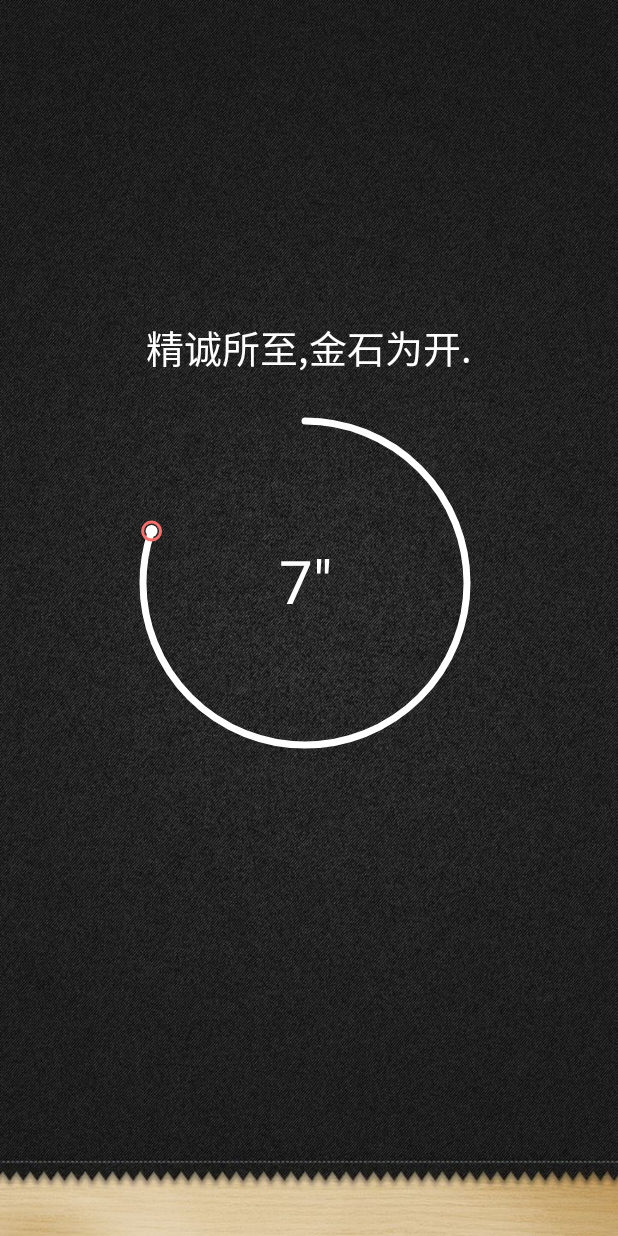
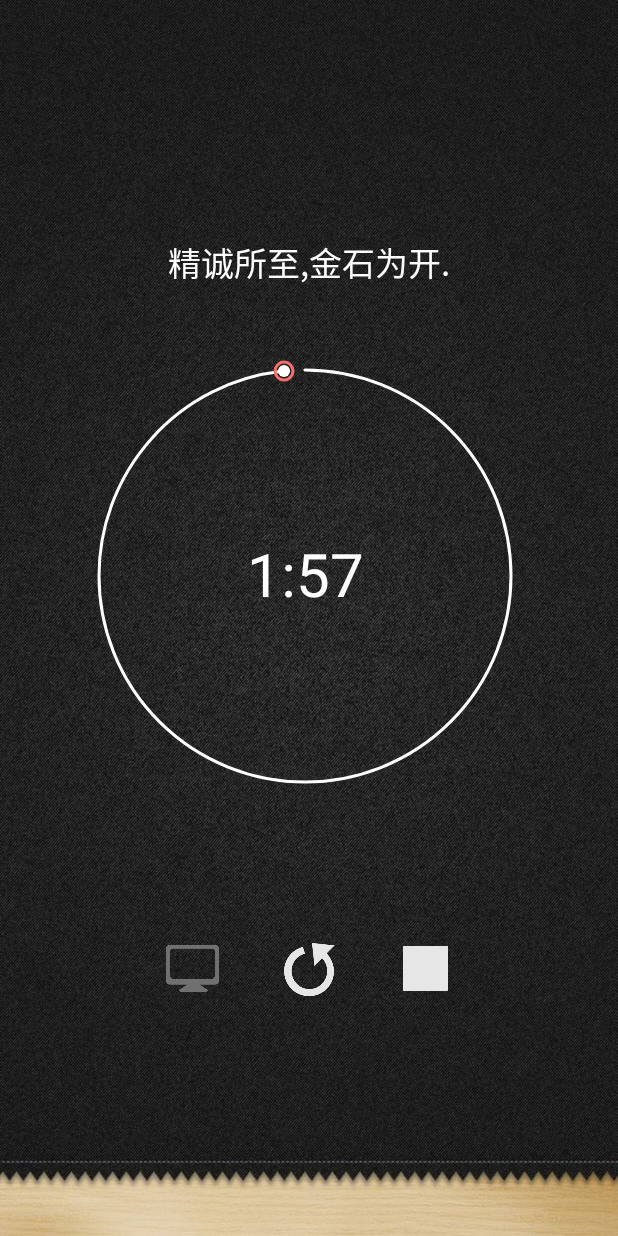
Before and after one commit to wangjieares/Tomato, an Android app: the CountProgressActivity screen opened directly, with no data from a screen before it, after a tap on an icon or button, on a phone screen of 412 x 824 dp. Run offline under Robolectric (Android 15) with nearby library versions, the phone set to English and light mode, and no system bars.

Commit message:
修改倒计时界面

```diff
--- a/app/src/main/AndroidManifest.xml
+++ b/app/src/main/AndroidManifest.xml
@@ -1,13 +1,14 @@
 <?xml version="1.0" encoding="utf-8"?>
 <manifest xmlns:android="http://schemas.android.com/apk/res/android"
     package="www.atomato.com.tomato">
-
+    <!--android:theme="@style/AppTheme"-->
     <application
         android:allowBackup="true"
         android:icon="@mipmap/icon"
         android:label="@string/app_name"
         android:supportsRtl="true"
-        android:theme="@style/AppTheme">
+        android:theme="@style/AppTheme"
+        >
         <activity
             android:name=".LaunchActivity"
             android:label="@string/app_name">
--- a/app/src/main/java/www/atomato/com/tomato/activity/CountProgressActivity.java
+++ b/app/src/main/java/www/atomato/com/tomato/activity/CountProgressActivity.java
@@ -28,7 +28,7 @@ public class CountProgressActivity extends Activity {
         setContentView(R.layout.activity_count_timer);
         LinearLayout linearLayout = (LinearLayout)findViewById(R.id.activity_count_timer_linear) ;
         mCountDownTimerView = (CountDownTimerView) findViewById(R.id.CountDownTimerView);
-        mCountDownTimerView.setCountdownTime(10*1000);
+        mCountDownTimerView.setCountdownTime(1000*60*2);
         mCountDownTimerView.setOnClickListener(new View.OnClickListener() {
             @Override
             public void onClick(View v) {
--- a/app/src/main/java/www/atomato/com/tomato/view/CountDownTimerView.java
+++ b/app/src/main/java/www/atomato/com/tomato/view/CountDownTimerView.java
@@ -56,7 +56,7 @@ public class CountDownTimerView extends View {
     private long countdownTime;
     //中间文字描述
     private String textDesc;
-//    private String textDesc;
+    //    private String textDesc;
     //小圆运动路径Path
     private Path mPath;
     //圆外边的矩形
@@ -64,6 +64,8 @@ public class CountDownTimerView extends View {
     //额外距离
     private float extraDistance = 0.7F;
 
+    private long mSecord;
+    private long mMintue;
 
     public CountDownTimerView(Context context) {
         this(context, null);
@@ -122,7 +124,7 @@ public class CountDownTimerView extends View {
         //回收typedArray对象
         typedArray.recycle();
         //设置画笔
-        defaultCircleRadius= (int) (ScreenUtils.getScreenWidth(context)/3.8);
+        defaultCircleRadius = (int) (ScreenUtils.getScreenWidth(context) / 3);
         setPaint();
     }
 
@@ -248,7 +250,10 @@ public class CountDownTimerView extends View {
     //提供一个外界可以设置的倒计时数值
     public void setCountdownTime(long countdownTime) {
         this.countdownTime = countdownTime;
-        textDesc = countdownTime  / 1000 + "″";
+        mMintue = countdownTime / 1000 / 60;//分钟
+        //2*60*1000=119000
+        mSecord = countdownTime / 1000  % 60;//秒
+        textDesc = mMintue + ":" + mSecord;
     }
 
     //属性动画
@@ -316,7 +321,12 @@ public class CountDownTimerView extends View {
             public void onTick(long millisUntilFinished) {
                 //         Log.e("time",countdownTime+"");
                 countdownTime = countdownTime - 1000;
-                textDesc = countdownTime / 1000 + "″";
+//                textDesc = countdownTime / 1000 + "″";
+                //2*60*1000=120000
+                mMintue = countdownTime / 1000 / 60;//分钟
+                //2*60*1000=119000
+                mSecord = countdownTime / 1000  % 60;//秒
+                textDesc = mMintue + ":" + mSecord;
                 //countdownTime = countdownTime-1000;
 //                Log.e("time", countdownTime + "");
                 //刷新view
--- /dev/null
+++ b/app/src/main/res/drawable/activity_add_item_button_selector.xml
@@ -0,0 +1,5 @@
+<?xml version="1.0" encoding="utf-8"?>
+<selector xmlns:android="http://schemas.android.com/apk/res/android">
+    <item android:drawable="@color/activity_add_button_pressed_false" android:state_pressed="false"/>
+    <item android:drawable="@color/activity_add_button_pressed_true" android:state_pressed="true"/>
+</selector>
--- /dev/null
+++ b/app/src/main/res/drawable/activity_count_timer_image_buttom_computer_selector.xml
@@ -0,0 +1,5 @@
+<?xml version="1.0" encoding="utf-8"?>
+<selector xmlns:android="http://schemas.android.com/apk/res/android">
+    <item android:drawable="@drawable/computer_disable" android:state_enabled="true"/>
+    <item android:drawable="@drawable/computer_enable" android:state_enabled="false"/>
+</selector>
--- /dev/null
+++ b/app/src/main/res/drawable/activity_count_timer_image_buttom_restart_selector.xml
@@ -0,0 +1,5 @@
+<?xml version="1.0" encoding="utf-8"?>
+<selector xmlns:android="http://schemas.android.com/apk/res/android">
+    <item android:drawable="@drawable/restart_enable" android:state_enabled="true"/>
+    <item android:drawable="@drawable/restart_disable" android:state_enabled="false"/>
+</selector>
--- a/app/src/main/res/layout/activity_add_item.xml
+++ b/app/src/main/res/layout/activity_add_item.xml
@@ -20,13 +20,14 @@
             android:layout_width="match_parent"
             android:layout_height="wrap_content"
             android:paddingLeft="@dimen/activity_add_title_padding"
+            android:paddingRight="@dimen/activity_add_title_padding"
             android:text="@string/activity_add_title"
             android:textSize="@dimen/activity_add_title_size" />
     </LinearLayout>
 
     <LinearLayout
         android:layout_width="match_parent"
-        android:layout_height="260dp"
+        android:layout_height="wrap_content"
         android:layout_gravity="center"
         android:background="@color/activity_add_content_color"
         android:gravity="center"
@@ -120,8 +121,10 @@
         </RadioGroup>
 
         <Button
+            style="@style/activity_add_item_button"
             android:id="@+id/main_activity_add_item_commit"
             android:layout_width="match_parent"
+            android:padding="15dp"
             android:layout_height="wrap_content"
             android:text="@string/activity_add_button" />
     </LinearLayout>
--- a/app/src/main/res/layout/activity_count_timer.xml
+++ b/app/src/main/res/layout/activity_count_timer.xml
@@ -14,19 +14,50 @@
         android:id="@+id/activity_count_timer_show"
         android:layout_width="match_parent"
         android:layout_height="wrap_content"
-        android:layout_marginBottom="20dp"
+        android:layout_marginBottom="15dp"
         android:text="@string/activity_count_timer_logion"
         android:textAlignment="center"
         android:textColor="@color/activity_count_timer_progress"
-        android:textSize="@dimen/activity_count_timer_font_size" />
+        android:textSize="@dimen/activity_count_timer_font_size"/>
 
     <www.atomato.com.tomato.view.CountDownTimerView
         android:id="@+id/CountDownTimerView"
         android:layout_width="wrap_content"
         android:layout_height="wrap_content"
-        android:layout_marginBottom="100dp"
+        android:layout_marginBottom="90dp"
+        android:layout_marginTop="30dp"
         android:padding="10dp"
         my:default_circle_stroke_color="@color/activity_count_timer_background"
         my:progress_color="@color/activity_count_timer_progress"
-        my:text_color="@color/activity_count_timer_progress" />
+        my:progress_width="2dp"
+        my:text_color="@color/activity_count_timer_progress"/>
+
+    <LinearLayout
+        android:layout_width="match_parent"
+        android:layout_height="wrap_content"
+        android:layout_gravity="center"
+        android:gravity="center"
+        android:orientation="horizontal">
+        <!--android:background="@android:color/transparent"-->
+        <ImageButton
+            android:layout_width="@dimen/activity_count_timer_image_button_size"
+            android:layout_height="@dimen/activity_count_timer_image_button_size"
+            android:background="@drawable/activity_count_timer_image_buttom_computer_selector"
+            android:scaleType="centerCrop"/>
+
+        <ImageButton
+            android:layout_width="40dp"
+            android:layout_height="40dp"
+            android:layout_marginStart="40dp"
+            android:background="@drawable/activity_count_timer_image_buttom_restart_selector"
+            android:scaleType="centerCrop"/>
+
+        <ImageButton
+            android:layout_width="@dimen/activity_count_timer_image_button_size"
+            android:layout_height="@dimen/activity_count_timer_image_button_size"
+            android:layout_marginStart="40dp"
+            android:background="@android:color/transparent"
+            android:scaleType="centerCrop"
+            android:src="@mipmap/stop"/>
     </LinearLayout>
+</LinearLayout>
--- a/app/src/main/res/layout/activity_main.xml
+++ b/app/src/main/res/layout/activity_main.xml
@@ -12,9 +12,6 @@
         layout="@layout/app_bar_main"
         android:layout_width="match_parent"
         android:layout_height="match_parent" />
-
-
-
     <android.support.design.widget.NavigationView
         android:id="@+id/nav_view"
         android:layout_width="wrap_content"
--- a/app/src/main/res/values/colors.xml
+++ b/app/src/main/res/values/colors.xml
@@ -17,6 +17,8 @@
     <color name="custrom_button_color">#1F213A</color>
     <color name="activity_count_timer_background">#D34F42</color>
     <color name="activity_count_timer_progress">#FFFFFF</color>
+    <color name="activity_add_button_pressed_false">#606366</color>
+    <color name="activity_add_button_pressed_true">#1F213A</color>
     <!--网站寻找APP配色方案-->
 
     <!--网站寻找APP配色方案-->
--- a/app/src/main/res/values/dimens.xml
+++ b/app/src/main/res/values/dimens.xml
@@ -8,10 +8,11 @@
     <dimen name="nav_header_text_margin">12px</dimen>
     <dimen name="todo_margin_left_right">16dp</dimen>
     <dimen name="todo_margin_top_bottom">16dp</dimen>
-    <dimen name="activity_add_title_size">20dp</dimen>
+    <dimen name="activity_add_title_size">20sp</dimen>
     <dimen name="activity_add_title_padding">10dp</dimen>
     <dimen name="custrom_linearlayout_padding">8dp</dimen>
     <dimen name="pop_windows_radius">5dp</dimen>
     <dimen name="activity_count_main_layout_padding">10dp</dimen>
-    <dimen name="activity_count_timer_font_size">25sp</dimen>
+    <dimen name="activity_count_timer_font_size">22sp</dimen>
+    <dimen name="activity_count_timer_image_button_size">35dp</dimen>
 </resources>
--- a/app/src/main/res/values/styles.xml
+++ b/app/src/main/res/values/styles.xml
@@ -1,6 +1,7 @@
 <resources>
 
     <!-- Base application theme. -->
+    <!--<style name="AppTheme" parent="Theme.AppCompat.Light.DarkActionBar">-->
     <style name="AppTheme" parent="Theme.AppCompat.Light.DarkActionBar">
         <!-- Customize your theme here. -->
         <item name="colorPrimary">@color/colorPrimary</item>
@@ -63,4 +64,7 @@
             <item name="android:backgroundDimEnabled">true</item>
             <item name="android:windowBackground"> @android:color/transparent </item>
     </style>
+    <style name="activity_add_item_button">
+            <!--<item name="android:background">@drawable/activity_add_item_button_selector</item>-->
+    </style>
 </resources>
```
Also changed, not shown: app/src/main/res/drawable/computer_disable.png (added), app/src/main/res/drawable/computer_enable.png (added), app/src/main/res/drawable/restart_disable.png (added), app/src/main/res/drawable/restart_enable.png (added), app/src/main/res/mipmap-hdpi/card1.png (added), app/src/main/res/mipmap-hdpi/stop.png (added), 1 other file. Lines whose indentation alone changed are shown as unchanged.
